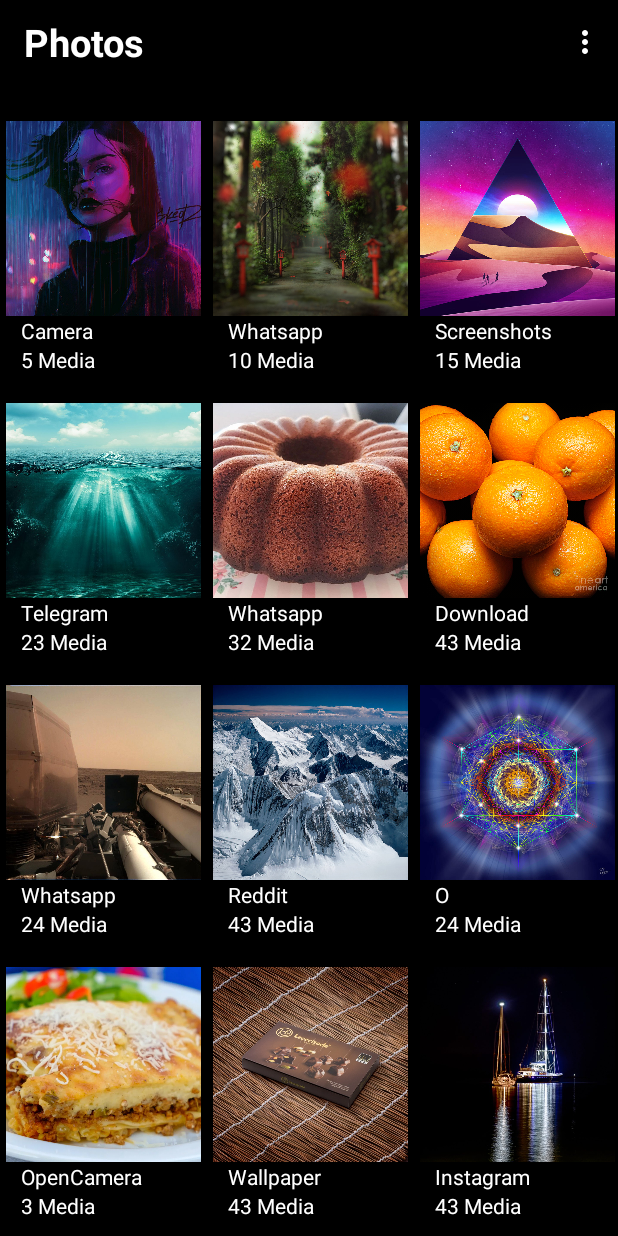
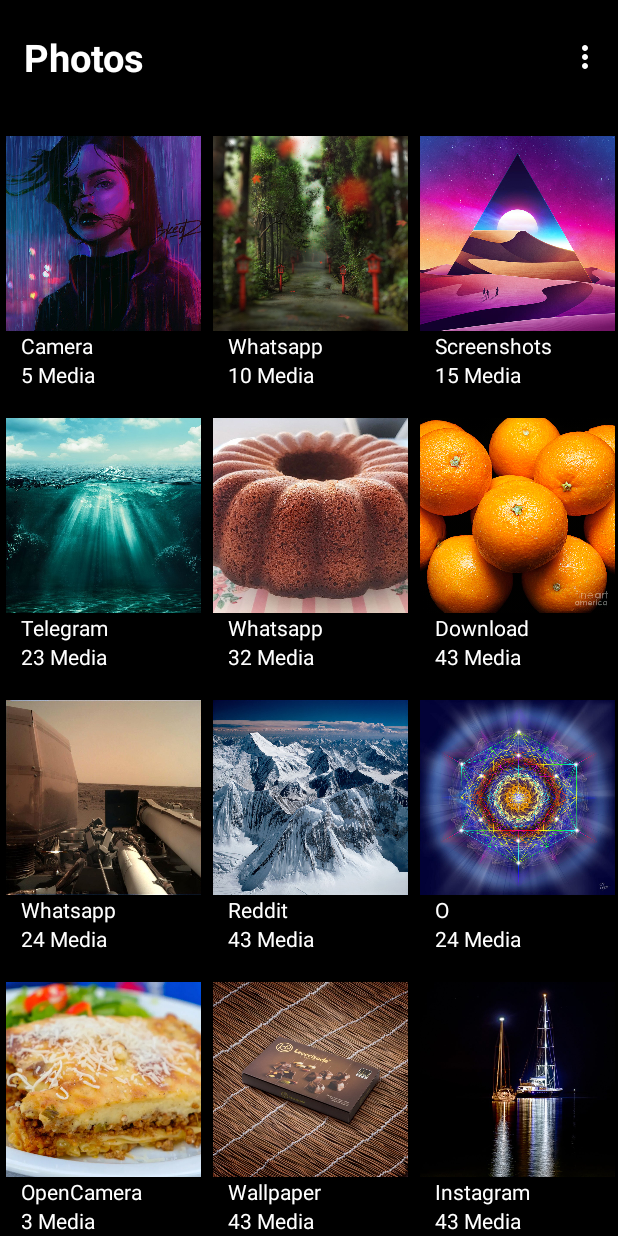
Before and after one commit to cerenbulbul/GalleryApp, an Android app: the screen it shows after launch (MainActivity), on a phone screen of 412 x 824 dp. Run offline under Robolectric (Android 15) with nearby library versions, the phone set to English and light mode, and no system bars.

Commit message:
Toolbar & Toolbar Menu Update

```diff
--- a/app/src/main/res/layout/toolbar.xml
+++ b/app/src/main/res/layout/toolbar.xml
@@ -1,5 +1,6 @@
 <?xml version="1.0" encoding="utf-8"?>
 <androidx.appcompat.widget.Toolbar
+    android:layout_marginTop="10dp"
     xmlns:android="http://schemas.android.com/apk/res/android"
     android:layout_width="match_parent"
     android:layout_height="wrap_content"
--- a/app/src/main/res/values/colors.xml
+++ b/app/src/main/res/values/colors.xml
@@ -3,4 +3,6 @@
     <color name="colorPrimary">#6200EE</color>
     <color name="colorPrimaryDark">#000</color>
     <color name="colorAccent">#03DAC5</color>
+    <color name="text_color">#FFF</color>
+    <color name="sky_blue">#000</color>
 </resources>
--- a/app/src/main/res/values/styles.xml
+++ b/app/src/main/res/values/styles.xml
@@ -8,11 +8,23 @@
         <item name="colorAccent">@color/colorAccent</item>
 
         <item name="actionOverflowButtonStyle">@style/MyOverflowButtonStyle</item>
+
+        <item name="actionMenuTextColor">@color/text_color</item>
+
+        <item name="android:itemBackground">@color/colorPrimaryDark</item>
+
+        <item name="android:itemTextAppearance">@style/myCustomMenuTextAppearance</item>
     </style>
 
     <style name="MyOverflowButtonStyle" parent="Widget.AppCompat.ActionButton.Overflow">
         <item name="android:tint">#FFF</item>
     </style>
 
+    <style name="myCustomMenuTextAppearance" parent="@android:style/TextAppearance.Widget.IconMenu.Item">
+        <item name="android:textColor">@android:color/primary_text_dark</item>
+    </style>
+
+
+
 
 </resources>
```
